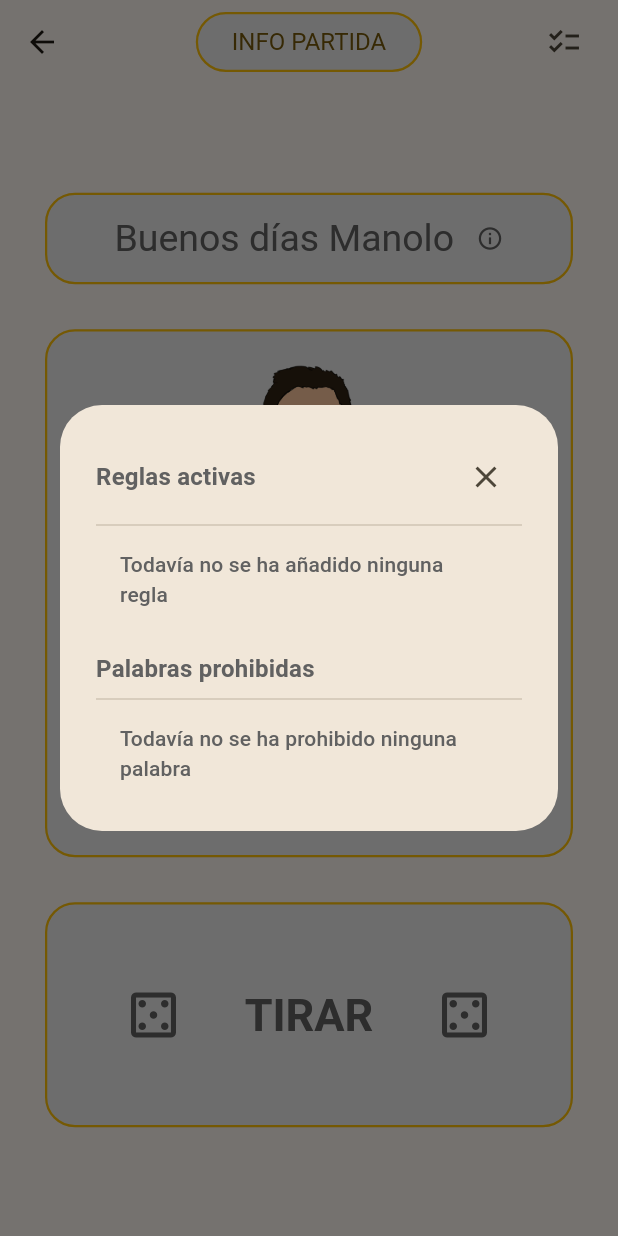
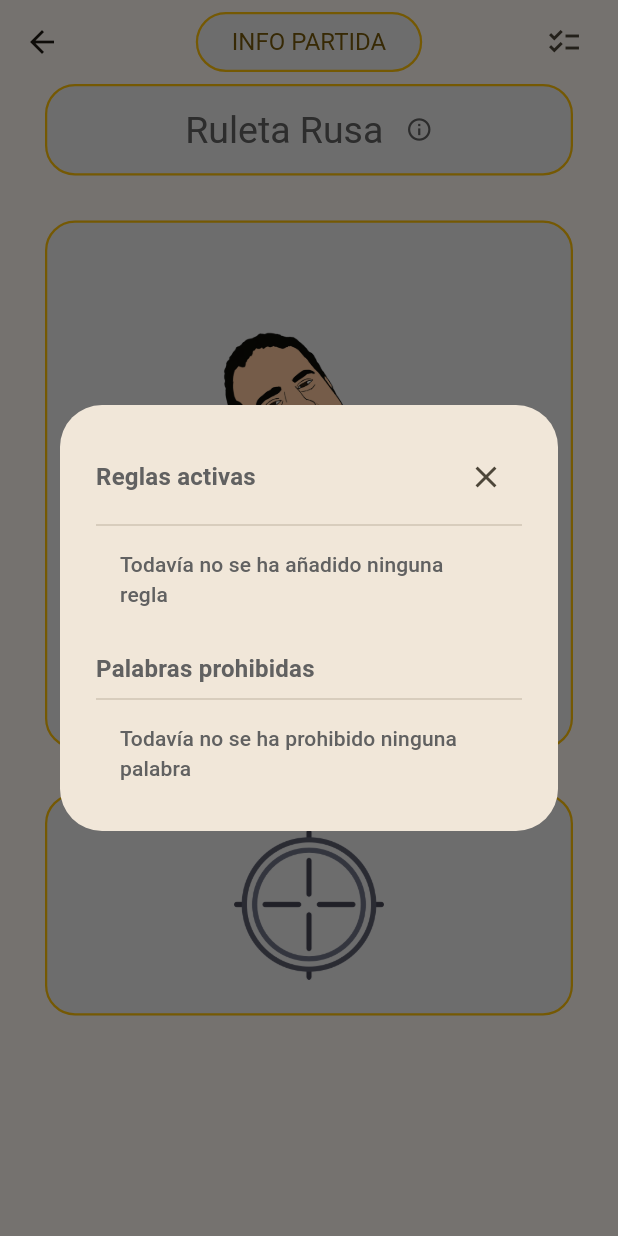
Before and after one commit to iMacnucintosh/TheRules, a Flutter app: the Game screen opened directly, after a tap on "INFO PARTIDA", on a phone screen of 412 x 824 dp. Run offline on Flutter 3.47's test engine with Material 3 defaults, Android fonts, the light colour scheme and no system bars; our stand-ins replace assets_audio_player, flutter_riverpod, google_fonts; missing offline and left inert: flex_color_picker.

Commit message:
Implements russian roulette

```diff
--- /dev/null
+++ b/lib/src/components/rules_children/russian_roulette.dart
@@ -0,0 +1,63 @@
+import 'dart:math';
+
+import 'package:assets_audio_player/assets_audio_player.dart';
+import 'package:flutter/material.dart';
+
+class RussianRoulette extends StatefulWidget {
+  const RussianRoulette({super.key});
+
+  @override
+  State<RussianRoulette> createState() => _RussianRouletteState();
+}
+
+class _RussianRouletteState extends State<RussianRoulette> {
+  bool killed = false;
+  @override
+  void initState() {
+    super.initState();
+  }
+
+  @override
+  Widget build(BuildContext context) {
+    return !killed
+        ? IconButton(
+            onPressed: () async {
+              int shoot = Random().nextInt(2);
+              if (shoot == 0) {
+                killed = true;
+                setState(() {});
+                AssetsAudioPlayer.newPlayer().open(
+                  Audio("assets/audio/shot.wav"),
+                  autoStart: true,
+                  showNotification: true,
+                );
+                await Future.delayed(const Duration(seconds: 1));
+                killed = false;
+                setState(() {});
+              } else {
+                AssetsAudioPlayer.newPlayer().open(
+                  Audio("assets/audio/shotPop.wav"),
+                  autoStart: true,
+                  showNotification: true,
+                );
+              }
+            },
+            icon: Image.asset(
+              "assets/images/shoot.png",
+              width: 100,
+            ))
+        : Container(
+            decoration: BoxDecoration(
+              borderRadius: BorderRadius.circular(16),
+              color: Colors.red,
+            ),
+            width: 100,
+            height: 100,
+            child: Center(
+                child: Text(
+              "¡¡¡ BEBES !!!",
+              style: Theme.of(context).textTheme.displaySmall!.copyWith(color: Colors.white),
+            )),
+          );
+  }
+}
--- a/lib/src/providers/rules_provider.dart
+++ b/lib/src/providers/rules_provider.dart
@@ -2,6 +2,9 @@ import 'dart:math';
 
 import 'package:flutter/material.dart';
 import 'package:flutter_riverpod/flutter_riverpod.dart';
+import 'package:therules/src/components/rules_children/color_cloths.dart';
+import 'package:therules/src/components/rules_children/drink_addicted.dart';
+import 'package:therules/src/components/rules_children/russian_roulette.dart';
 import 'package:therules/src/models/rule.dart';
 import 'package:therules/src/providers/current_game_provider.dart';
 
@@ -11,6 +14,7 @@ class RulesNotifier extends StateNotifier<List<Rule>> {
   }
 
   final Ref ref;
+  Rule? previousRule;
 
   void _initializeRules() {
     state = [
@@ -18,7 +22,7 @@ class RulesNotifier extends StateNotifier<List<Rule>> {
           imagePath: "assets/images/rules/1.png",
           name: "Rule!",
           description: "Rule of Rules: Pones una regla para toda la partida y bebe quién la incumpla. Las reglas tienen poder de eliminar otras.",
-          enabled: true,
+          enabled: false,
           onFinish: (context) async {
             void addNewGameRule(String newRule) {
               if (newRule.isNotEmpty) ref.read(gamesRulesProvider.notifier).add(newRule);
@@ -80,38 +84,38 @@ class RulesNotifier extends StateNotifier<List<Rule>> {
         imagePath: "assets/images/rules/3.png",
         name: "Un limón, medio limón!",
         description: "Un limón medio melón....",
-        enabled: true,
+        enabled: false,
       ),
       Rule(
         imagePath: "assets/images/rules/4.png",
         name: "Isla Desierta",
         description: "Y tú, ¿Qué te llevarías a una isla desierta?",
-        enabled: true,
+        enabled: false,
       ),
       Rule(
         imagePath: "assets/images/rules/5.png",
         name: "La Chirla",
         description:
             "Cada uno dice un número hasta llegar a 10, este en vez de 10 intercambia un número por la palabra que el quiera. El juego termina cuando se cambien todos los números.",
-        enabled: true,
+        enabled: false,
       ),
       Rule(
         imagePath: "assets/images/rules/6.png",
         name: "El tío Maragato",
         description: "En casa del Tío Maragato matarón un gato, ¿quién lo mato?",
-        enabled: true,
+        enabled: false,
       ),
       Rule(
         imagePath: "assets/images/rules/7.png",
         name: "¿Verdadero o Falso?",
         description: "Cuentas una historia y los demás tienen que adivinar si es verdad o mentira, beben los que fallen.",
-        enabled: true,
+        enabled: false,
       ),
       Rule(
         imagePath: "assets/images/rules/8.png",
         name: "Palabra prohibida",
         description: "Prohíbe una palabra para que beba cualquiera que la diga durante toda la partida.",
-        enabled: true,
+        enabled: false,
         onFinish: (context) async {
           void addNewWordRule(String word) {
             if (word.isNotEmpty) ref.read(gamesWordsProvider.notifier).add(word);
@@ -168,134 +172,137 @@ class RulesNotifier extends StateNotifier<List<Rule>> {
         imagePath: "assets/images/rules/9.png",
         name: "Hombres borrachos",
         description: "Beben todos aquellos que se precien de llamar hombres...",
-        enabled: true,
+        enabled: false,
       ),
       Rule(
         imagePath: "assets/images/rules/10.png",
         name: "Mujeres borrachas",
         description: "Beben todas aquellas dignas se ser mujeres",
-        enabled: true,
+        enabled: false,
       ),
       Rule(
         imagePath: "assets/images/rules/11.png",
         name: "Yo Nunca",
         description: "Yo nunca he... bebido!",
-        enabled: true,
+        enabled: false,
       ),
       Rule(
         imagePath: "assets/images/rules/12.png",
         name: "Arriba la Mano!",
         description: "El último en subir la mano bebe",
-        enabled: true,
+        enabled: false,
       ),
       Rule(
         imagePath: "assets/images/rules/13.png",
         name: "Relojito",
         description: "Bebes un trago y los demás +1 por cada jugador anterior",
-        enabled: true,
+        enabled: false,
       ),
       Rule(
         imagePath: "assets/images/rules/14.png",
         name: "Ruleta Rusa",
         description: "Todos los jugadores tendrán una bala en el cargador, ¡Suerte!",
         enabled: true,
+        child: const RussianRoulette(),
       ),
       Rule(
         imagePath: "assets/images/rules/15.png",
         name: "Chupito gratis",
         description: "Bebeté un chupito por lo bien que te lo estas pasando",
-        enabled: true,
+        enabled: false,
       ),
       Rule(
         imagePath: "assets/images/rules/16.png",
         name: "Buenos días Manolo",
         description:
             'Mira a quién quieras y dile: "Buenos días Manolo", y te contestará: "Buenos días Manolo", entonces tu dirás: "Buenos días a Manolo, manolo"',
-        enabled: true,
+        enabled: false,
       ),
       Rule(
         imagePath: "assets/images/rules/17.png",
         name: "Piedra, Papel o Tijera",
         description: "(x3) Piedra papel o tijera con el de tu derecha, si coincidís bebéis los dos, el que pierda cada ronda bebe",
-        enabled: true,
+        enabled: false,
       ),
       Rule(
         imagePath: "assets/images/rules/18.png",
         name: "Barquito Peruano",
         description:
             '"Un barquito peruano viene cargado de... (colores)", y el resto tienen que ir diciendo uno a uno un color, hasta que uno falle o repita.',
-        enabled: true,
+        enabled: false,
       ),
       Rule(
         imagePath: "assets/images/rules/19.png",
         name: "Prueba o 10 tragos",
         description:
             "El primero que levante la mano tiene el poder de mandarte realizar una prueba, a no ser que tu bebas 10 tragos antes de que te diga la regla.",
-        enabled: true,
+        enabled: false,
       ),
       Rule(
         imagePath: "assets/images/rules/20.png",
         name: "Valkiria",
         description:
             "Al jugador que le toque la Valkiria se convierte en Valkiria hasta que alguno de los demás consiga matarlo. El jugador irá guiñando el ojo 2 veces por ronda y esas personas irán muriendo. Si consigue matar 6 jugadores se repartirán 50 tragos entre todos los jugadores a excepción de la Valkiria. Para matar a la Valkiria los jugadores tendrán que adivinar al menos una persona que ha matado la Valkiria, si lo hace repartirá 20 tragos, en caso de fallar beberá 5. Mientras la Valkiria siga viva no podrá haber otra, pero si en tu ronda te toca esta regla podrás adivinar una persona muerta, entonces tu te convertirás en la nueva Valkiria. Las personas que hayan muerto podrán repartir 2 tragos si la Valkiria gana la partida y quedan extentos del reparto de los 50 tragos.",
-        enabled: true,
+        enabled: false,
       ),
       Rule(
         imagePath: "assets/images/rules/21.png",
         name: "Medusa",
         description:
             'Los otros jugadores tienen que cerrar los ojos y mirar al suelo durante 3 segundos, después levantarán la cabeza y los abrirán, si coinciden mirándose con otro, tendrán que decir rápidamente "MEDUSA!", el último en decirlo bebe.',
-        enabled: true,
+        enabled: false,
       ),
       Rule(
         imagePath: "assets/images/rules/22.png",
         name: "Follar, Matar o Casar",
         description: "Elije una persona para cada cosa.\nFollar = 1 trago.\nMatar = 10 tragos.\nCasar = Si tu bebes, el también durante una ronda.",
-        enabled: true,
+        enabled: false,
       ),
       Rule(
         imagePath: "assets/images/rules/23.png",
         name: "Adictos a una Bebida",
         description: "Beben todos aquellos que estén bebiendo una bebida especifica.",
         enabled: true,
+        child: const DrinkAddicted(),
       ),
       Rule(
         imagePath: "assets/images/rules/24.png",
         name: "PIM, PAM, PUM!",
         description: "Dices tu...",
-        enabled: true,
+        enabled: false,
       ),
       Rule(
         imagePath: "assets/images/rules/25.png",
         name: "Historia Enlazada",
         description:
             "Empiezas diciendo una frase que comenzará una historia, el siguiente jugador tendrá que darla vida diciendo otra frase. El último jugador, (el de tu izquierda), está obligado a terminar la historia.",
-        enabled: true,
+        enabled: false,
       ),
       Rule(
         imagePath: "assets/images/rules/26.png",
         name: "El 10!",
         description:
             "Todos cuentan hasta 10 en voz alta. Si dos o más coinciden en el mismo número beberán tantos tragos como el número en el que coincidan. No puedes decir dos números seguidos o beberás!. Si alguien llega a 10, todos aquellos que no hayan dicho ninguno beberán 10 tragos.",
-        enabled: true,
+        enabled: false,
       ),
       Rule(
         imagePath: "assets/images/rules/27.png",
         name: "Ropajes de Color",
         description: "Bebe quién lleve algo del color indicado.",
-        enabled: true,
+        enabled: false,
+        child: const ColorCloths(),
       ),
       Rule(
         imagePath: "assets/images/rules/28.png",
         name: "El caballo loco",
         description: "El próximo jugador no tira, pero puede hacerlo mandándote beber a costa de beber él mismo el doble de tragos.",
-        enabled: true,
+        enabled: false,
       ),
       Rule(
         imagePath: "assets/images/rules/29.png",
         name: "Sílaba Encadenada",
         description: "Dices una palabra y el siguiente otra que empiece como terminaba la tuya.",
-        enabled: true,
+        enabled: false,
       ),
     ];
   }
@@ -312,7 +319,12 @@ class RulesNotifier extends StateNotifier<List<Rule>> {
 
   Rule getRandomRule() {
     List<Rule> enabledRules = getEnabledRules();
-    return enabledRules[Random().nextInt(enabledRules.length)];
+    Rule rule = enabledRules[Random().nextInt(enabledRules.length)];
+    while (previousRule == rule) {
+      rule = enabledRules[Random().nextInt(enabledRules.length)];
+    }
+    previousRule = rule;
+    return rule;
   }
 }
 
--- a/lib/src/screens/game.dart
+++ b/lib/src/screens/game.dart
@@ -177,7 +177,8 @@ class GameState extends ConsumerState<Game> {
           ),
         ],
       ),
-      body: LayoutBuilder(
+      body: SingleChildScrollView(
+        child: LayoutBuilder(
           builder: (context, constraints) {
             double width = constraints.maxWidth;
             double height = constraints.maxHeight;
@@ -264,11 +265,15 @@ class GameState extends ConsumerState<Game> {
                       onPressed: () {
                         nextRule();
                       },
-                    child: const SizedBox(
-                      height: 150,
                       child: Padding(
-                        padding: EdgeInsets.all(8.0),
-                        child: Row(
+                        padding: const EdgeInsets.all(16.0),
+                        child: currentRule.child != null
+                            ? Row(
+                                children: [
+                                  Expanded(child: currentRule.child!),
+                                ],
+                              )
+                            : const Row(
                                 mainAxisAlignment: MainAxisAlignment.spaceAround,
                                 children: [
                                   Icon(Icons.casino_outlined, size: 40),
@@ -285,11 +290,11 @@ class GameState extends ConsumerState<Game> {
                       ),
                     ),
                   ),
-                ),
                 ],
               ),
             );
           },
+        ),
       ),
     );
   }
--- a/pubspec.yaml
+++ b/pubspec.yaml
@@ -37,6 +37,7 @@ dependencies:
   cupertino_icons: ^1.0.2
   flutter_riverpod: ^2.5.1
   flex_color_picker: ^3.4.1
+  assets_audio_player: ^3.1.1
 
 dev_dependencies:
   flutter_test:
@@ -83,6 +84,7 @@ flutter:
   assets:
     - assets/images/TheRulesWallpaper.png
     - assets/images/icon.png
+    - assets/images/shoot.png
     - assets/images/rules/1.png
     - assets/images/rules/2.png
     - assets/images/rules/3.png
@@ -113,6 +115,9 @@ flutter:
     - assets/images/rules/28.png
     - assets/images/rules/29.png
 
+    - assets/audio/shot.wav
+    - assets/audio/shotPop.wav
+
   # An image asset can refer to one or more resolution-specific "variants", see
   # https://flutter.dev/assets-and-images/#resolution-aware
 
```
Also changed, not shown: lib/src/components/rules_children/color_cloths.dart (added, +58 -0 lines), lib/src/components/rules_children/drink_addicted.dart (added, +35 -0 lines), assets/images/shoot.png (added), pubspec.lock, 3 other files. Lines whose indentation alone changed are shown as unchanged.
